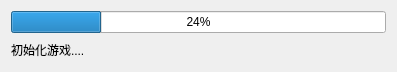
Above: src/coeus/coeus_client_qt/game_loader.ui from AngryPowman/Coeus before the change. Below: the same form after it.
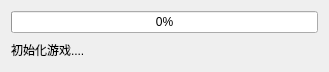
That is the form after the change.

Commit message: Cut out the unimportant details of GameMain()

The edit to the form file:
```diff
--- a/src/coeus/coeus_client_qt/game_loader.ui
+++ b/src/coeus/coeus_client_qt/game_loader.ui
@@ -6,7 +6,7 @@
    <rect>
     <x>0</x>
     <y>0</y>
-    <width>397</width>
+    <width>329</width>
     <height>72</height>
    </rect>
   </property>
@@ -17,7 +17,7 @@
    <item>
     <widget class="QProgressBar" name="progressBar">
      <property name="value">
-      <number>24</number>
+      <number>0</number>
      </property>
     </widget>
    </item>
@@ -26,6 +26,9 @@
      <property name="text">
       <string>初始化游戏....</string>
      </property>
+     <property name="wordWrap">
+      <bool>true</bool>
+     </property>
     </widget>
    </item>
   </layout>
```
The commit also changes 28 other files.
